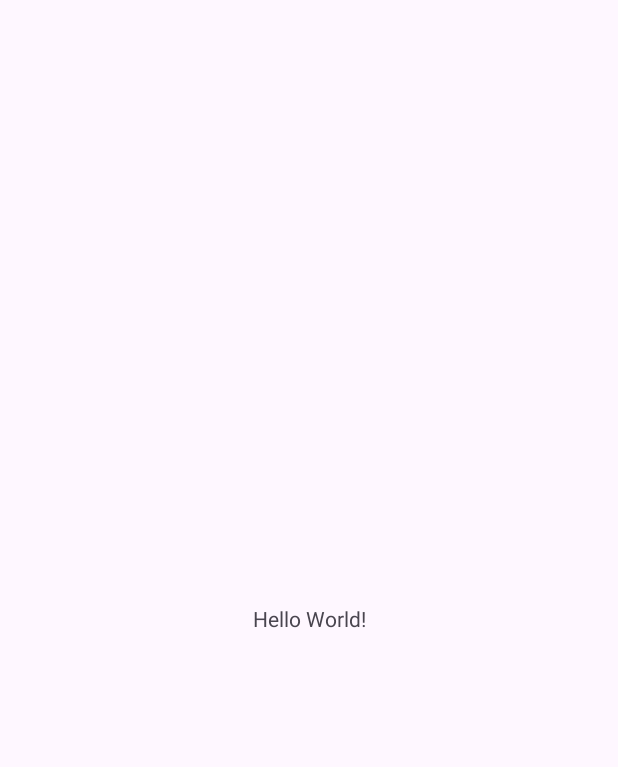
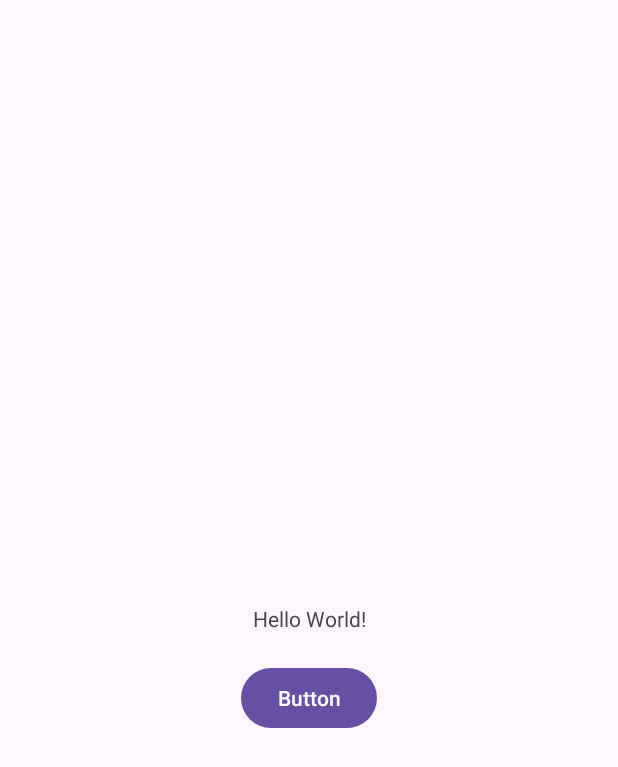
Before and after one commit to sanjanas01/Holidaze, an Android app: the screen it shows after launch (MainActivity), on a phone screen of 412 x 824 dp. Before the commit the part shown is almost empty. Shown: the top 767 px of the screen. Run offline under Robolectric (Android 15) with nearby library versions, the phone set to English and light mode, and no system bars.

Commit message:
Added button - trial

```diff
--- a/app/src/main/res/layout/activity_main.xml
+++ b/app/src/main/res/layout/activity_main.xml
@@ -7,6 +7,7 @@
     tools:context=".MainActivity">
 
     <TextView
+        android:id="@+id/textView"
         android:layout_width="wrap_content"
         android:layout_height="wrap_content"
         android:text="Hello World!"
@@ -15,4 +16,14 @@
         app:layout_constraintStart_toStartOf="parent"
         app:layout_constraintTop_toTopOf="parent" />
 
+    <Button
+        android:id="@+id/button"
+        android:layout_width="wrap_content"
+        android:layout_height="wrap_content"
+        android:layout_marginTop="19dp"
+        android:text="Button"
+        app:layout_constraintEnd_toEndOf="parent"
+        app:layout_constraintStart_toStartOf="parent"
+        app:layout_constraintTop_toBottomOf="@+id/textView" />
+
 </androidx.constraintlayout.widget.ConstraintLayout>
```
